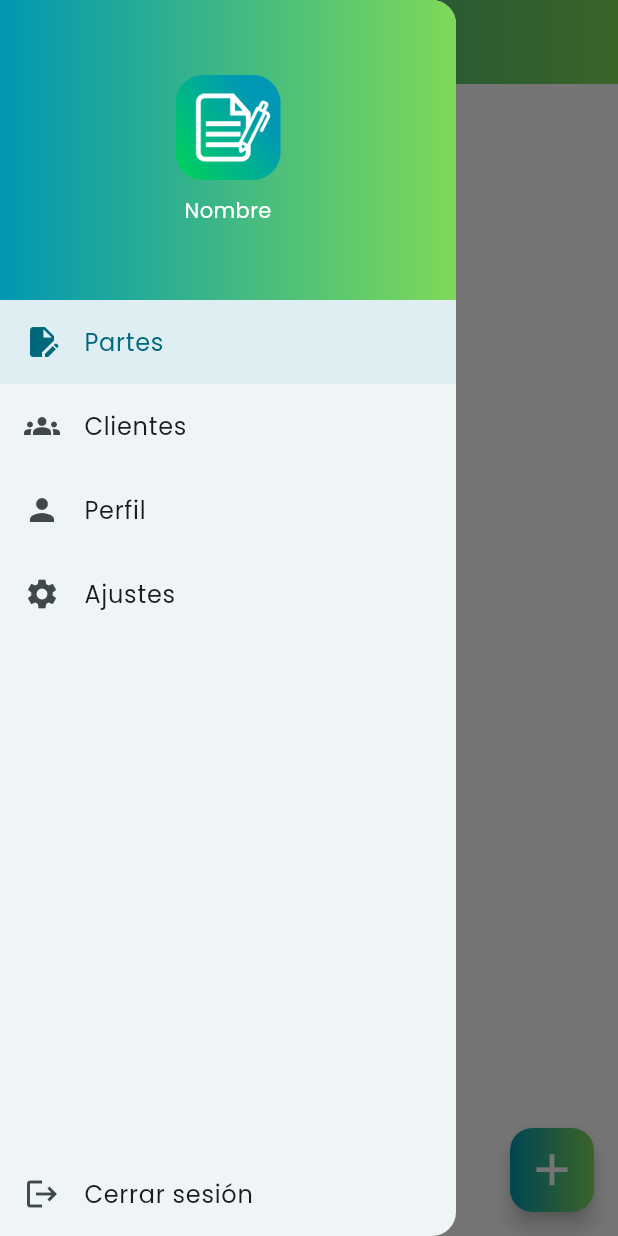
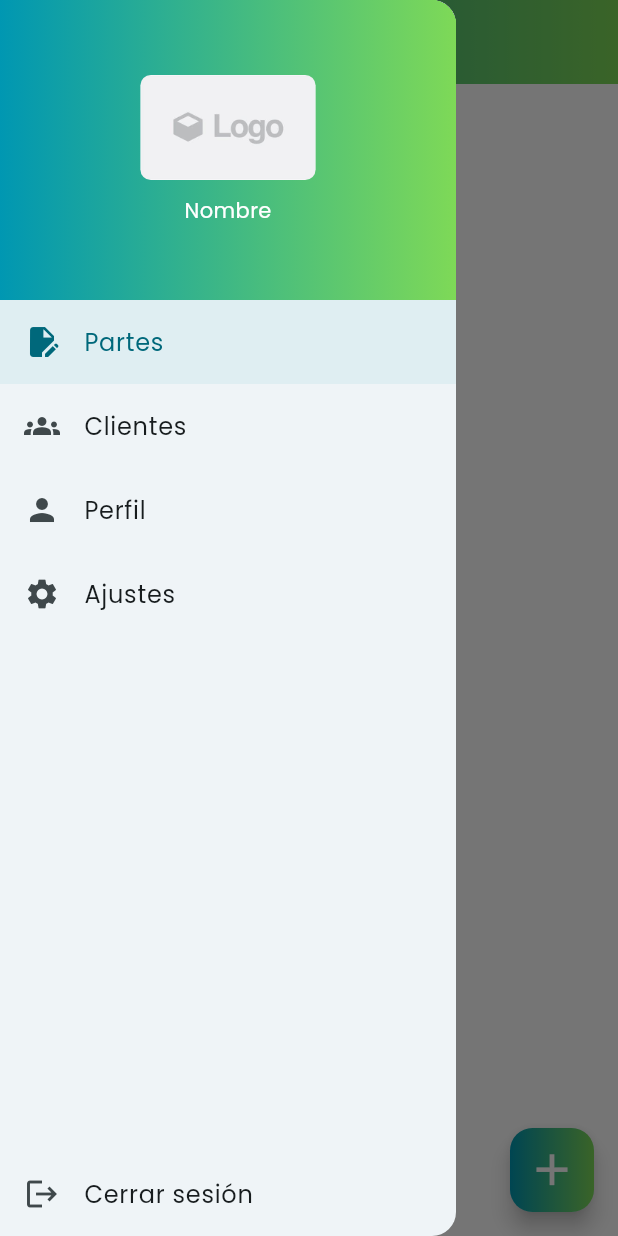
Before and after one commit to Trebok/partes-de-trabajo, a Flutter app: the screen it shows once a user with an empty profile is signed in, with the side drawer open, on a phone screen of 412 x 824 dp. Run offline on Flutter 3.47's test engine with Material 3 defaults, Android fonts, the phone set to English and light mode, and no system bars; our stand-ins replace firebase_auth, firebase_core, flutter_slidable, flutter_svg, google_fonts, google_sign_in and 8 more; missing offline and left inert: mailer; accounts and stored records are empty; project files that could hold a hidden picture were left out.

Commit message:
logo placeholder

```diff
--- a/lib/helper/pdf_helper.dart
+++ b/lib/helper/pdf_helper.dart
@@ -18,7 +18,8 @@ class PDFHelper {
     if (await file.exists()) {
       logoEmpresa = MemoryImage(await file.readAsBytes());
     } else {
-      logoEmpresa = MemoryImage((await rootBundle.load('images/icon.png')).buffer.asUint8List());
+      logoEmpresa = MemoryImage(
+          (await rootBundle.load('images/logo-placeholder.jpg')).buffer.asUint8List());
     }
     final nombreEmpresa = LocalStorage.prefs.getString('nombreEmpresa');
     final nifEmpresa = LocalStorage.prefs.getString('nifEmpresa');
--- a/lib/main.dart
+++ b/lib/main.dart
@@ -507,7 +507,7 @@ class _HomeState extends State<Home> with TickerProviderStateMixin {
                           child: ClipRRect(
                             borderRadius: BorderRadius.circular(7),
                             child: _logoEmpresa == null
-                                ? Image.asset('images/icon.png')
+                                ? Image.asset('images/logo-placeholder.jpg')
                                 : Image.memory(_logoEmpresa!),
                           ),
                         ),
--- a/pubspec.yaml
+++ b/pubspec.yaml
@@ -16,7 +16,7 @@ publish_to: 'none' # Remove this line if you wish to publish to pub.dev
 # https://developer.apple.com/library/archive/documentation/General/Reference/InfoPlistKeyReference/Articles/CoreFoundationKeys.html
 # In Windows, build-name is used as the major, minor, and patch parts
 # of the product and file versions while build-number is used as the build suffix.
-version: 0.9.0+21
+version: 0.9.1+22
 
 environment:
   sdk: '>=3.3.3 <4.0.0'
```
Also changed, not shown: images/logo-placeholder.jpg (added).
